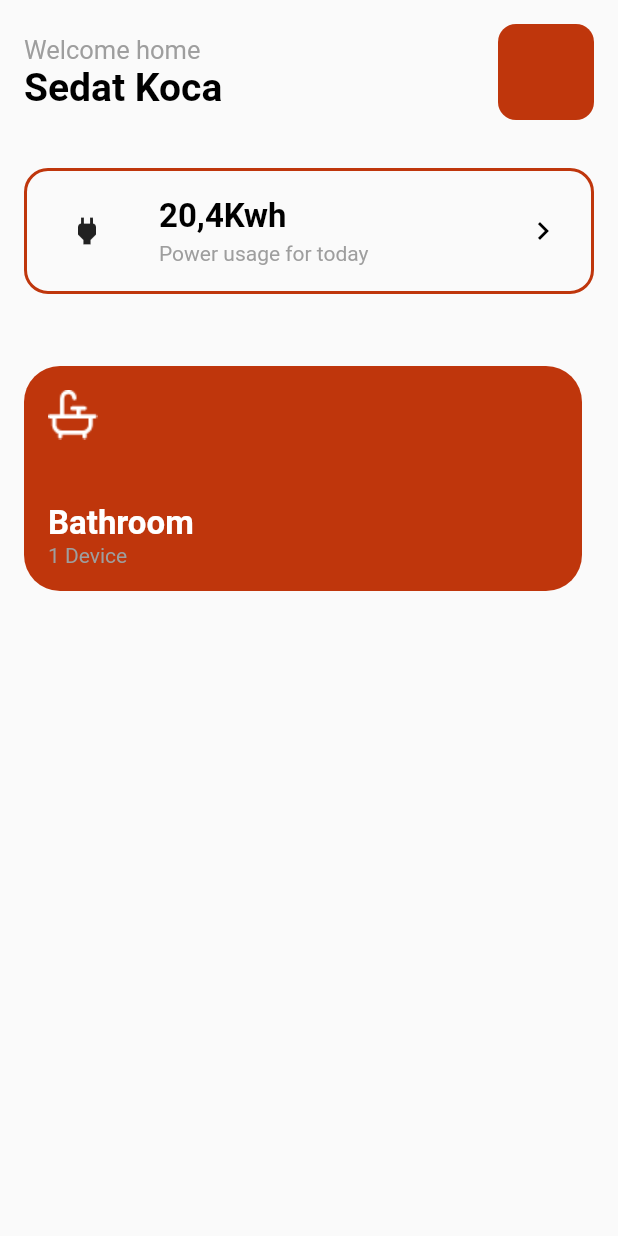
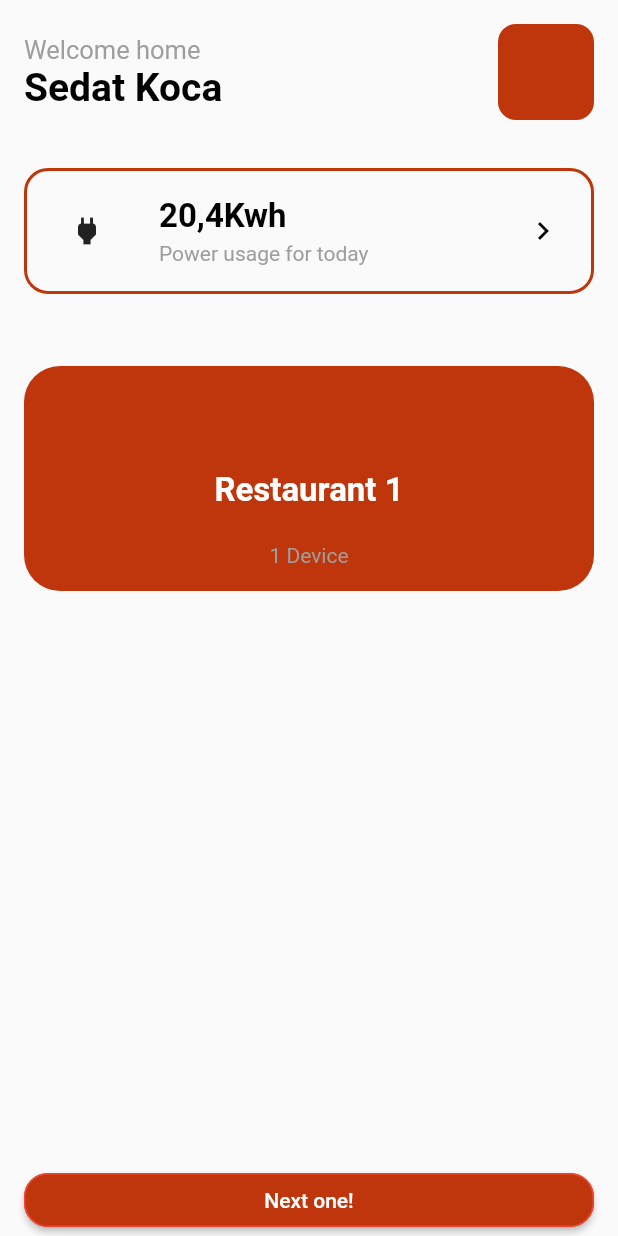
Before and after one commit to fpollakowsky/home_ass, a Flutter app: the DashboardIndex widget shown alone on an empty page, opened directly, on a phone screen of 412 x 824 dp. Run offline on Flutter 3.47's test engine with Material 2 defaults, Android fonts, the phone set to English and light mode, and no system bars; missing offline and left inert: mysql1.

Commit message:
change UI and add Button

```diff
--- a/lib/pages/bottom-bar/dashboard.dart
+++ b/lib/pages/bottom-bar/dashboard.dart
@@ -1,10 +1,27 @@
+import 'dart:math';
 import 'package:flutter/cupertino.dart';
 import 'package:flutter/material.dart';
 import 'package:home_ass/utils/res/colors.dart';
 
-class DashboardIndex extends StatelessWidget {
+class DashboardIndex extends StatefulWidget{
+  @override
+  _DashboardIndex createState() => _DashboardIndex();
+}
+
+class _DashboardIndex extends State<DashboardIndex> {
+  var random =Random();
+  var restaurants=['Restaurant 1','Restaurant 2','Restaurant 3','Restaurant 4','Restaurant 5'];
+  int index = 0;
+  String restaurantName;
+
+  @override
+  void initState(){
+    super.initState();
+  }
+
   @override
   Widget build(BuildContext context) {
+    restaurantName = restaurants[index];
     return Container(
       padding: EdgeInsets.only(top: 16, left: 16, right: 16),
       child: Column(
@@ -107,7 +124,7 @@ class DashboardIndex extends StatelessWidget {
                             Expanded(
                                 child: Container(
                                   height: 150,
-                                  margin: EdgeInsets.only(right: 8),
+                                  margin: EdgeInsets.only(),
                                   child: Material(
                                     color: primaryColor,
                                     borderRadius: BorderRadius.all(Radius.circular(24)),
@@ -119,13 +136,12 @@ class DashboardIndex extends StatelessWidget {
                                           child: Column(
                                             crossAxisAlignment: CrossAxisAlignment.start,
                                             children: <Widget>[
-                                              Image(image: AssetImage("lib/assets/bathroom.png"),),
+                                            //  Image(image: AssetImage("lib/assets/bathroom.png"),),
                                               Expanded(
                                                 child: Container(
-                                                  alignment: Alignment.bottomLeft,
+                                                  alignment: Alignment.center,
                                                   margin: EdgeInsets.only(top: 32),
-                                                  child: Text(
-                                                    "Bathroom",
+                                                  child: Text(  restaurantName,
                                                     style: TextStyle(
                                                         color: Colors.white,
                                                         fontWeight: FontWeight.bold,
@@ -134,11 +150,13 @@ class DashboardIndex extends StatelessWidget {
                                                   ),
                                                 ),
                                               ),
-                                              Text(
-                                                "1 Device",
-                                                style: TextStyle(
-                                                    color: Colors.grey
-                                                ),
+                                              Container(
+                                                  alignment: Alignment.center,
+                                                  child: Text(  "1 Device",
+                                                    style: TextStyle(
+                                                        color: Colors.grey
+                                                    ),
+                                                  )
                                               )
                                             ],
                                           ),
@@ -147,16 +165,35 @@ class DashboardIndex extends StatelessWidget {
                                   ),
                                 )
                             ),
-
                           ],
                         )
                       ),
-
                     ],
                   ),
                 )
             ),
-          )
+          ),
+          Container(
+              width: MediaQuery.of(context).size.width,
+              child: RaisedButton(
+                shape:  RoundedRectangleBorder(
+                    borderRadius: BorderRadius.circular(16),
+                    side: BorderSide(color: Colors.red)
+                ),
+                onPressed: (){
+                  index = random.nextInt(restaurants.length);
+                  print("index: $index");
+                  setState(() {
+                    restaurantName = restaurants[index];
+                  });
+                },
+                color: primaryColor,
+                textColor: Colors.white ,
+                child: Text(
+                  "Next one!",
+                ),
+              )
+          ),
         ],
       ),
     );
```
